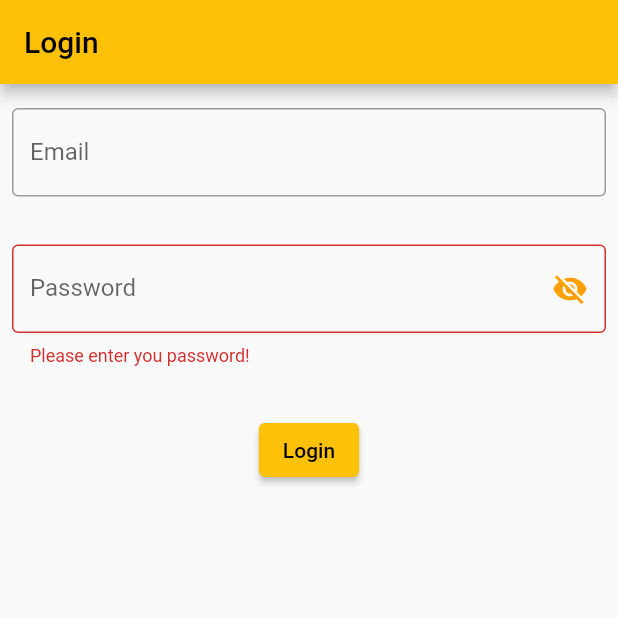
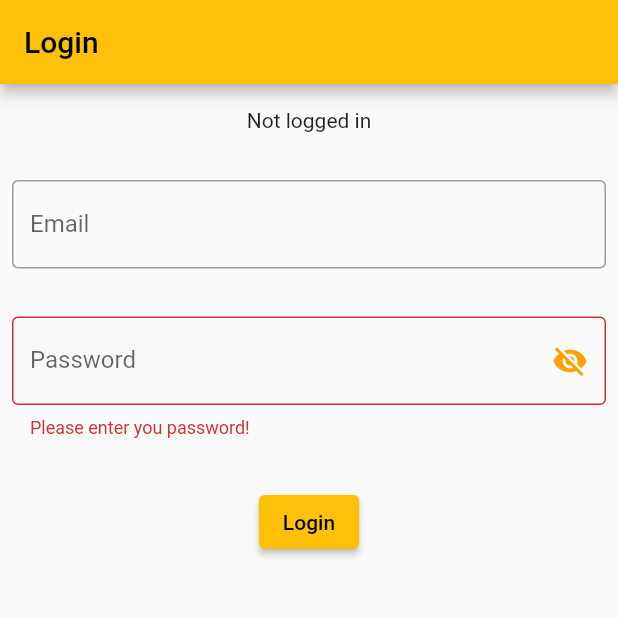
Before and after one commit to ArthurBufon/flutter_basic_authentication, a Flutter app: the screen it shows after launch, on a phone screen of 412 x 824 dp, the top half of it. Run offline on Flutter 3.47's test engine with Material 2 defaults, Android fonts, the phone set to English and light mode, and no system bars; our stand-ins replace firebase_auth; accounts and stored records are empty.

Commit message:
trying to show if user logged in

```diff
--- a/lib/main.dart
+++ b/lib/main.dart
@@ -55,6 +55,22 @@ class _LoginState extends State<Login> {
         child: Column(
           crossAxisAlignment: CrossAxisAlignment.center,
           children: [
+            Padding(
+              padding: const EdgeInsets.symmetric(
+                horizontal: 8,
+                vertical: 16,
+              ),
+              child: FutureBuilder<FirebaseUser>(
+                  future: FirebaseAuth.instance.currentUser(),
+                  builder: (BuildContext context,
+                      AsyncSnapshot<FirebaseUser> snapshot) {
+                    if (snapshot.hasData) {
+                      FirebaseUser user = snapshot.data!; // this is your user instance
+                      return const Text('Logged in');
+                    }
+                    return const Text('Not logged in');
+                  }),
+            ),
             Padding(
               padding: const EdgeInsets.symmetric(
                 horizontal: 8,
```
